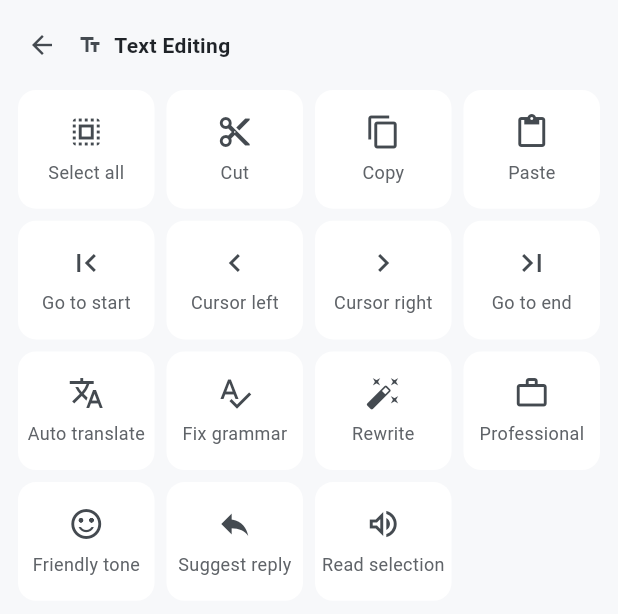
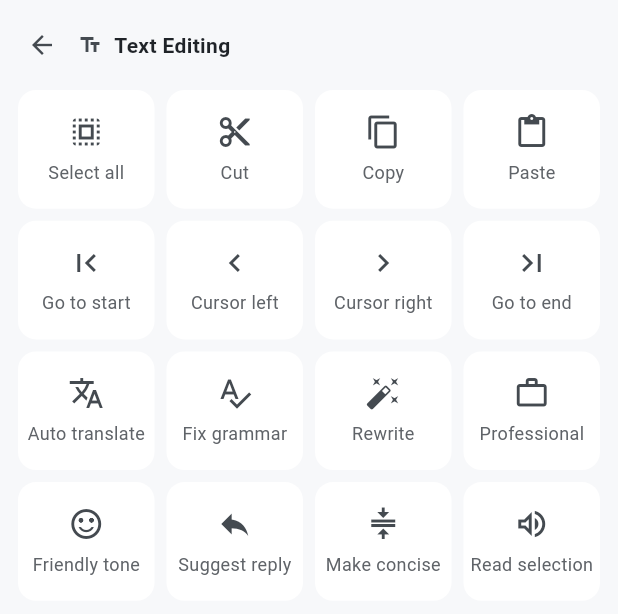
Before and after one commit to sameerswain2026-code/bhasha-keyboard, a Flutter app: the TextEditingPanel widget shown alone on an empty page, opened directly, on a phone screen of 412 x 824 dp. Shown: the top 614 px of the screen. Run offline on Flutter 3.47's test engine with Material 3 defaults, Android fonts, the phone set to English and light mode, and no system bars; our stand-ins replace appwrite, shared_preferences; accounts and stored records are empty; network calls fail.

```diff
--- a/lib/ime/ime_bridge.dart
+++ b/lib/ime/ime_bridge.dart
@@ -54,6 +54,10 @@ class ImeBridge {
         // user types at least one new character first.
         await _resyncEditorFromHost();
       case 'finishInput':
+        // Android reuses the same IME Flutter engine after the keyboard is
+        // hidden. Close any tool/clipboard/translator panel here so the next
+        // opening always starts on the keyboard, not the previous panel.
+        kb.resetTransientStateForNewInput();
         _resetEditor();
       case 'externalTextChanged':
         // The host's text changed by a means we did NOT initiate -
--- a/lib/ui/panels/text_editing_panel.dart
+++ b/lib/ui/panels/text_editing_panel.dart
@@ -56,7 +56,7 @@ class TextEditingPanel extends StatelessWidget {
     final kb = context.watch<KeyboardController>();
     final t = KbTheme.of(context);
 
-    Widget action(IconData icon, String label, VoidCallback onTap) {
+    Widget action(IconData icon, String label, VoidCallback? onTap) {
       return InkWell(
         borderRadius: BorderRadius.circular(12),
         onTap: onTap,
@@ -91,12 +91,17 @@ class TextEditingPanel extends StatelessWidget {
                 const PanelBackButton(),
                 Icon(Icons.text_fields, size: 16, color: t.icon),
                 const SizedBox(width: 8),
-                Text(
-                  'Text Editing',
-                  style: TextStyle(
-                    fontSize: 14,
-                    fontWeight: FontWeight.w600,
-                    color: t.keyText,
+                Expanded(
+                  child: Text(
+                    kb.writingBusy
+                        ? 'AI writing…'
+                        : (kb.writingStatus ?? 'Text Editing'),
+                    style: TextStyle(
+                      fontSize: 14,
+                      fontWeight: FontWeight.w600,
+                      color: kb.writingBusy ? t.accent : t.keyText,
+                    ),
+                    overflow: TextOverflow.ellipsis,
                   ),
                 ),
               ],
@@ -158,6 +163,13 @@ class TextEditingPanel extends StatelessWidget {
                     () => kb.transformSelectedText(WritingAction.reply),
                   ),
                   action(
+                    Icons.compress,
+                    'Make concise',
+                    kb.writingBusy
+                        ? null
+                        : () => kb.transformSelectedText(WritingAction.concise),
+                  ),
+                  action(
                     Icons.volume_up_outlined,
                     'Read selection',
                     kb.readSelectedTextAloud,
```
Also changed, not shown: lib/core/keyboard_controller.dart (+40 -6 lines), lib/engine/suggestion_engine.dart (+5 -3 lines), 2 other files.
